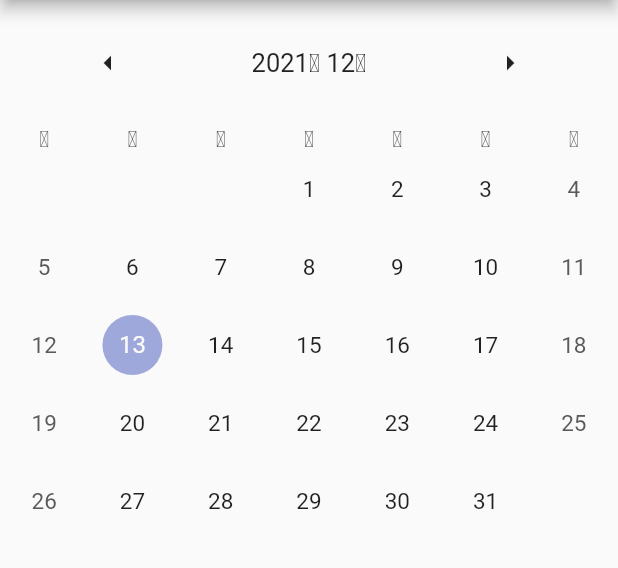
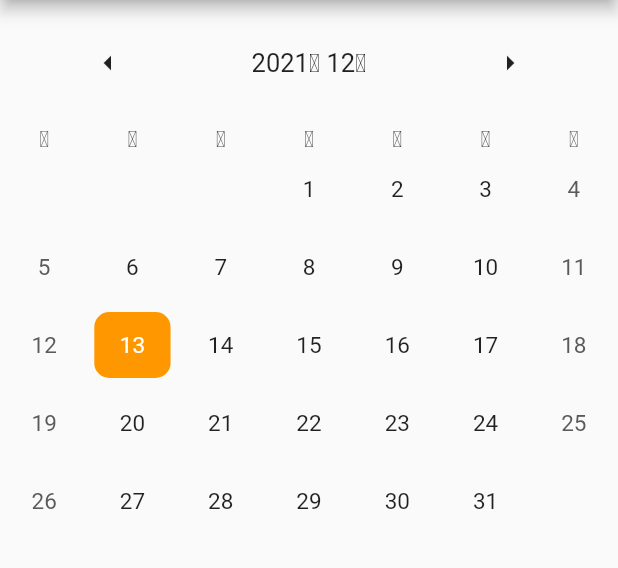
Before and after one commit to asd147asd147/TodoRate, a Flutter app: the screen it shows after launch, on a phone screen of 412 x 824 dp, the part 84-652 px from its top. Run offline on Flutter 3.47's test engine with Material 2 defaults, Android fonts, the phone set to English and light mode, and no system bars; drawn by our look-alikes of table_calendar.

Commit message:
Calander design changed

```diff
--- /dev/null
+++ b/lib/calendar.dart
@@ -0,0 +1,104 @@
+import 'package:flutter/material.dart';
+import 'package:table_calendar/table_calendar.dart';
+
+class MainCalendar extends StatefulWidget {
+    @override
+    _MainCalendarState createState() => _MainCalendarState();
+}
+
+class _MainCalendarState extends State<MainCalendar> {
+    CalendarFormat _calendarFormat = CalendarFormat.month;
+    DateTime _focusedDay = DateTime.now();
+    DateTime? _selectedDay;
+
+    Widget buildTableCalendar() {
+        return TableCalendar(
+                firstDay: DateTime.utc(2010,1,1),
+                lastDay: DateTime.utc(2030,12,31),
+                focusedDay: _focusedDay,
+                //onHeaderTapped: _onHeaderTapped,
+                headerStyle: HeaderStyle(
+                        headerMargin: EdgeInsets.only(left: 40, top: 10, right: 40, bottom: 10),
+                        titleCentered: true,
+                        formatButtonVisible: false,
+                        leftChevronIcon: Icon(Icons.arrow_left),
+                        rightChevronIcon: Icon(Icons.arrow_right),
+                        titleTextStyle: const TextStyle(fontSize: 17.0),
+                ),
+                calendarFormat: _calendarFormat,
+                calendarStyle: CalendarStyle(
+                        outsideDaysVisible: false,
+                ),
+                selectedDayPredicate: (day) {
+                    return isSameDay(_selectedDay, day);
+                },
+                onDaySelected: (selectedDay, focusedDay) {
+                    if (!isSameDay(_selectedDay, selectedDay)) {
+                        setState(() {
+                            _selectedDay = selectedDay;
+                            _focusedDay = focusedDay;
+                        });
+                    }
+                },
+                onFormatChanged: (format) {
+                    if (_calendarFormat != format) {
+                        setState(() {
+                            _calendarFormat = format;
+                        });
+                    }
+                },
+                onPageChanged: (focusedDay) {
+                    _focusedDay = focusedDay;
+                },
+                locale: 'ko-KR',
+                //events: _events,
+                //holidays: _holidays,
+                //availableCalendarFormats: _availableCalendarFormats,
+                //calendarController: _calendarController,
+                calendarBuilders: calendarBuilder(),
+                //onDaySelected: _onDaySelected,
+                //onVisibleDaysChanged: _onVisibleDaysChanged,
+                //onCalendarCreated: _onCalendarCreated,
+        );
+    }
+
+    void _onDaySelected(DateTime day, DateTime e) {
+        setState(() {
+            _selectedDay = day;
+        });
+    }
+
+    CalendarBuilders calendarBuilder() {
+        return CalendarBuilders(
+                selectedBuilder: (context, date, _) {
+                    return Container(
+                            margin: const EdgeInsets.all(4.0),
+                            alignment: Alignment.center,
+                            decoration: BoxDecoration(
+                                    color: Colors.orange,
+                                    borderRadius: BorderRadius.circular(10.0)),
+                            child: Text(
+                                    date.day.toString(),
+                                    style: TextStyle(color: Colors.blue),
+                            ));
+                },
+                todayBuilder: (context, date, events) {
+                    return Container(
+                            margin: const EdgeInsets.all(4.0),
+                            alignment: Alignment.center,
+                            decoration: BoxDecoration(
+                                    color: Colors.orange,
+                                    borderRadius: BorderRadius.circular(10.0)),
+                            child: Text(
+                                    date.day.toString(),
+                                    style: TextStyle(color: Colors.white),
+                            ));
+                }
+        );
+    }
+
+    @override
+    Widget build(BuildContext context) {
+        return buildTableCalendar();
+    }
+}
--- a/lib/main.dart
+++ b/lib/main.dart
@@ -1,6 +1,6 @@
 import 'package:flutter/material.dart';
 import 'package:flutter_localizations/flutter_localizations.dart';
-import 'package:table_calendar/table_calendar.dart';
+import './calendar.dart';
 
 void main() => runApp(MyApp());
 
@@ -28,43 +28,13 @@ class MainWindow extends StatefulWidget {
 
 class _MainWindowState extends State<MainWindow> {
 
+    MainCalendar mainCalendar = MainCalendar();
     Widget _mainBodyView(){
-        return _buildTableCalendar();
-    }
-    Widget _buildTableCalendar() {
-        return TableCalendar(
-                focusedDay: DateTime.now(),
-                firstDay: DateTime.utc(2010,1,1),
-                lastDay: DateTime.utc(2030,12,31),
-                //onHeaderTapped: _onHeaderTapped,
-                headerStyle: HeaderStyle(
-                        headerMargin: EdgeInsets.only(left: 40, top: 10, right: 40, bottom: 10),
-                        titleCentered: true,
-                        formatButtonVisible: false,
-                        leftChevronIcon: Icon(Icons.arrow_left),
-                        rightChevronIcon: Icon(Icons.arrow_right),
-                        titleTextStyle: const TextStyle(fontSize: 17.0),
-                ),
-                calendarStyle: CalendarStyle(
-                        outsideDaysVisible: false,
-                ),
-                locale: 'ko-KR',
-                //events: _events,
-                //holidays: _holidays,
-                //availableCalendarFormats: _availableCalendarFormats,
-                //calendarController: _calendarController,
-                //builders: calendarBuilder(),
-                /*onDaySelected: (date, events, holidays) {
-                    _onDaySelected(date, events, holidays);
-                    _animationController.forward(from: 0.0);
-                },*/
-                //onVisibleDaysChanged: _onVisibleDaysChanged,
-                //onCalendarCreated: _onCalendarCreated,
-                );
+        return mainCalendar;
     }
 
     @override
-    Widget build(BuildContext context){
+    Widget build(BuildContext context) {
         return Scaffold(
                 appBar: AppBar(
                         title: Text('Welcome to TodoList'),
```
